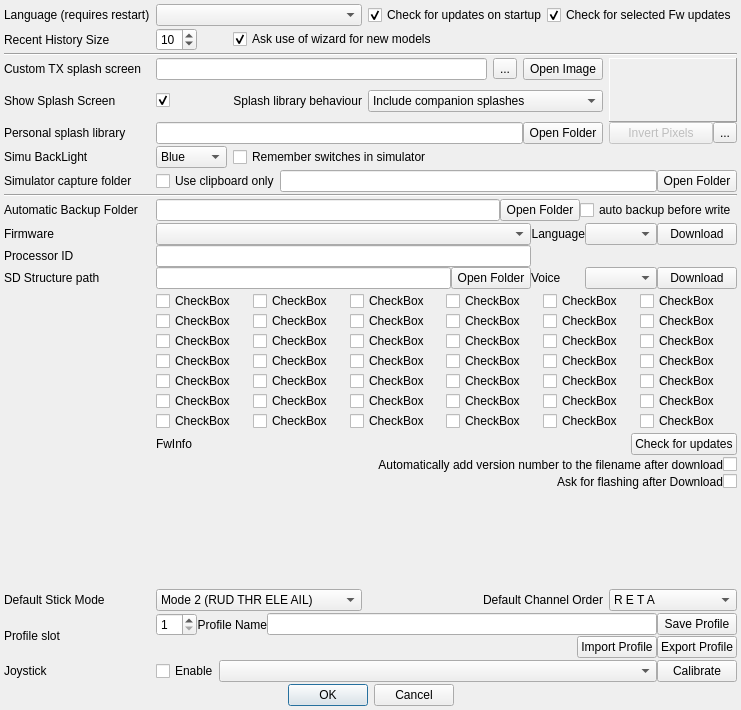
Old version of the form companion/src/preferencesdialog.ui in the repository opentx/opentx.
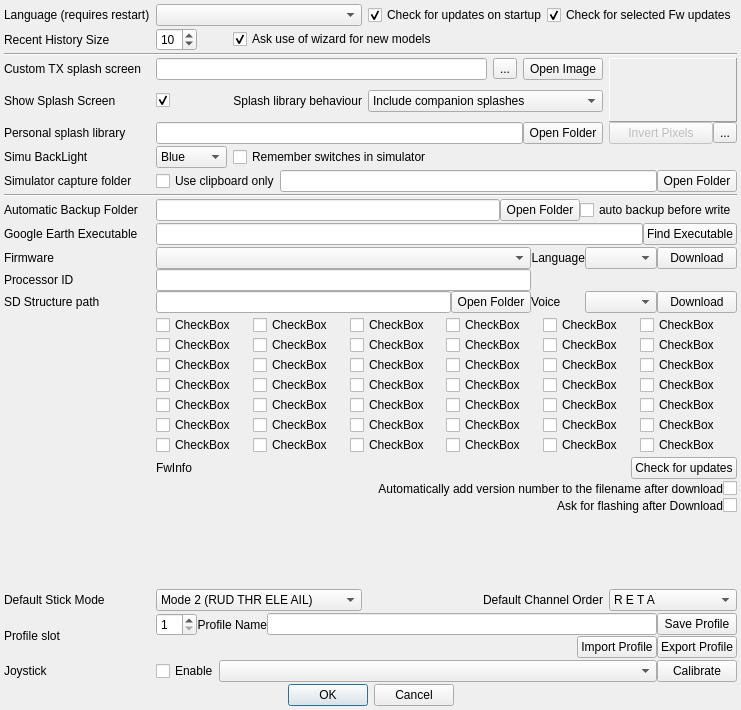
New version of the form. Icons and pictures are not drawn.

```diff
--- a/companion/src/preferencesdialog.ui
+++ b/companion/src/preferencesdialog.ui
@@ -339,7 +339,7 @@
      </item>
     </layout>
    </item>
-   <item row="20" column="1" colspan="4">
+   <item row="21" column="1" colspan="4">
     <layout class="QHBoxLayout" name="horizontalLayout_5">
      <item>
       <widget class="QLabel" name="FwInfo">
@@ -419,7 +419,7 @@
      </item>
     </layout>
    </item>
-   <item row="22" column="1" colspan="4">
+   <item row="23" column="1" colspan="4">
     <layout class="QHBoxLayout" name="horizontalLayout_6" stretch="1,0">
      <item>
       <widget class="QLabel" name="label_12">
@@ -816,7 +816,7 @@
      </item>
     </layout>
    </item>
-   <item row="23" column="1" colspan="4">
+   <item row="24" column="1" colspan="4">
     <spacer name="verticalSpacer">
      <property name="orientation">
       <enum>Qt::Vertical</enum>
@@ -832,7 +832,7 @@
      </property>
     </spacer>
    </item>
-   <item row="21" column="1" colspan="4">
+   <item row="22" column="1" colspan="4">
     <layout class="QHBoxLayout" name="horizontalLayout_11" stretch="1,0">
      <item>
       <widget class="QLabel" name="label_18">
@@ -859,7 +859,7 @@
      </item>
     </layout>
    </item>
-   <item row="17" column="1" colspan="4">
+   <item row="18" column="1" colspan="4">
     <layout class="QGridLayout" name="gridLayout_5" columnstretch="1,0,0,0,0">
      <property name="sizeConstraint">
       <enum>QLayout::SetMaximumSize</enum>
@@ -950,7 +950,7 @@
      </item>
     </layout>
    </item>
-   <item row="17" column="0">
+   <item row="18" column="0">
     <layout class="QGridLayout" name="gridLayout_7">
      <item row="0" column="0">
       <widget class="QLabel" name="label_6">
@@ -1048,7 +1048,7 @@
      </property>
     </widget>
    </item>
-   <item row="19" column="1" colspan="4">
+   <item row="20" column="1" colspan="4">
     <layout class="QGridLayout" name="gridLayout" columnstretch="0,0,0,0,0,0">
      <property name="sizeConstraint">
       <enum>QLayout::SetMaximumSize</enum>
@@ -1601,6 +1601,31 @@
      </item>
     </layout>
    </item>
+   <item row="17" column="1" colspan="4">
+    <layout class="QHBoxLayout" name="ge_layout">
+     <item>
+      <widget class="QLineEdit" name="ge_lineedit">
+       <property name="readOnly">
+        <bool>true</bool>
+       </property>
+      </widget>
+     </item>
+     <item>
+      <widget class="QPushButton" name="ge_pathButton">
+       <property name="text">
+        <string>Find Executable</string>
+       </property>
+      </widget>
+     </item>
+    </layout>
+   </item>
+   <item row="17" column="0">
+    <widget class="QLabel" name="ge_label">
+     <property name="text">
+      <string>Google Earth Executable</string>
+     </property>
+    </widget>
+   </item>
   </layout>
  </widget>
  <tabstops>
```
Left out of the diff: 366 changed lines with no effect on the pictures.
